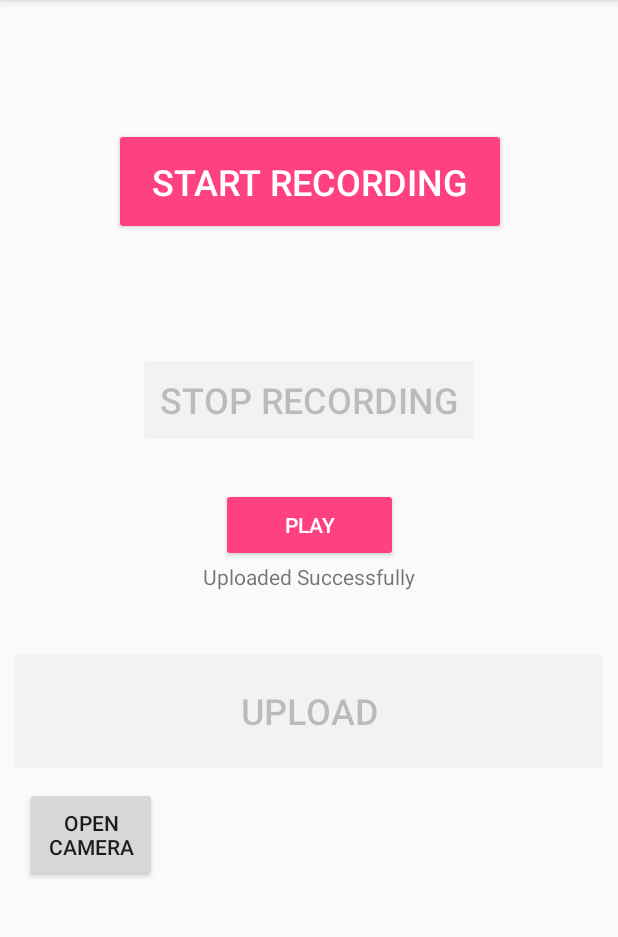
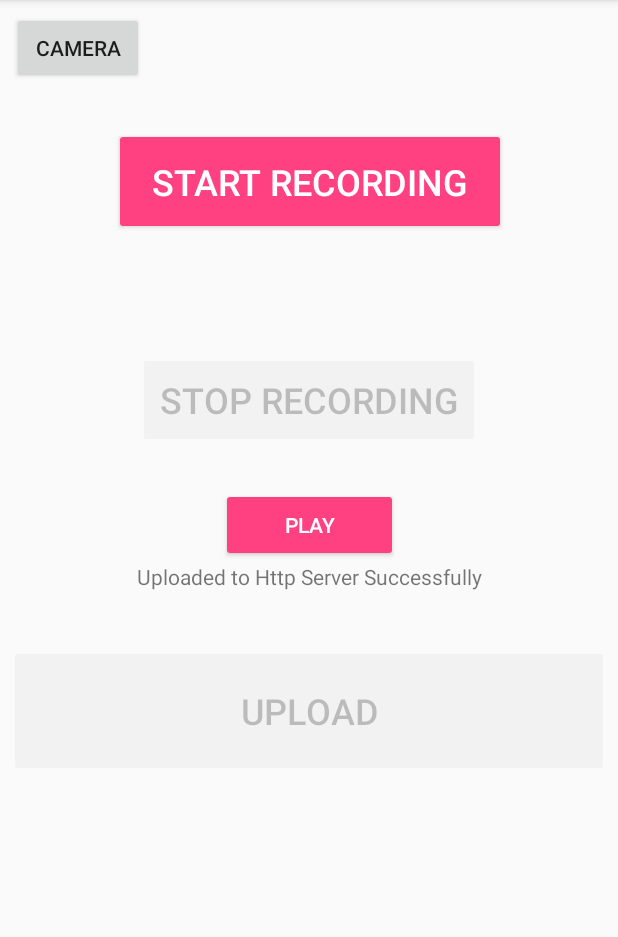
Before and after one commit to wsl100624/VoiceRecorder, an Android app: the screen it shows after launch (MainActivity), after a tap on "UPLOAD", on a phone screen of 412 x 824 dp, the part 84-1021 px from its top. Run offline under Robolectric (Android 15) with nearby library versions, the phone set to English and light mode, and no system bars; 5 statements that could not run were skipped; 2 other taps on this screen came first.

Commit message:
update Http method

```diff
--- a/app/build.gradle
+++ b/app/build.gradle
@@ -28,4 +28,8 @@ dependencies {
     compile 'com.android.support.constraint:constraint-layout:1.0.2'
     testCompile 'junit:junit:4.12'
     compile files('libs/jsch-0.1.54.jar')
+    compile 'com.android.support:design:25.3.1'
+    compile fileTree(include: ['*.jar'], dir: 'libs')
+    compile 'org.jbundle.util.osgi.wrapped:org.jbundle.util.osgi.wrapped.org.apache.http.client:4.1.2'
+    compile 'org.apache.httpcomponents:httpmime:4.5.3'
 }
--- a/app/src/main/java/ust/voicerecorder/MainActivity.java
+++ b/app/src/main/java/ust/voicerecorder/MainActivity.java
@@ -17,12 +17,13 @@ import java.io.IOException;
 
 public class MainActivity extends AppCompatActivity {
 
+    // Properties
     private Button recordingButton;
     private Button stopButton;
     private Button playButton;
     private Button uploadButton;
+    private TextView indicateLabel;
     private Button cameraButton;
-    private TextView indicateLabel;
 
     static final int REQUEST_IMAGE_CAPTURE = 1;
 
@@ -58,6 +59,7 @@ public class MainActivity extends AppCompatActivity {
         indicateLabel.setEnabled(false);
 
 
+
         recordingButton.setOnClickListener(new View.OnClickListener() {
             @Override
             public void onClick(View v) {
@@ -91,7 +93,7 @@ public class MainActivity extends AppCompatActivity {
 
         uploadButton.setOnClickListener(new View.OnClickListener() {
             public void onClick(View v) {
-                uploadToServer();
+                uploadToHttpServer();
             }
         });
 
@@ -116,6 +118,13 @@ public class MainActivity extends AppCompatActivity {
         uploadIt.execute();
         uploadButton.setEnabled(false);
         indicateLabel.setText("Uploaded Successfully");
+    }
+
+    private void uploadToHttpServer() {
+        UploadToHttpServer uploadItToHttp = new UploadToHttpServer();
+        uploadItToHttp.execute();
+        uploadButton.setEnabled(false);
+        indicateLabel.setText("Uploaded to Http Server Successfully");
     }
 
     private void initializeMediaRecord(){
--- /dev/null
+++ b/app/src/main/java/ust/voicerecorder/UploadToHttpServer.java
@@ -0,0 +1,69 @@
+package ust.voicerecorder;
+
+import android.os.AsyncTask;
+import android.os.Environment;
+import android.util.Log;
+
+import org.apache.http.HttpEntity;
+import org.apache.http.HttpResponse;
+import org.apache.http.client.HttpClient;
+import org.apache.http.client.methods.HttpPost;
+import org.apache.http.entity.InputStreamEntity;
+import org.apache.http.entity.mime.*;
+
+import org.apache.http.entity.mime.content.FileBody;
+import org.apache.http.impl.client.DefaultHttpClient;
+import org.apache.http.util.EntityUtils;
+
+import java.io.File;
+import java.io.FileInputStream;
+
+import static android.content.ContentValues.TAG;
+
+
+public class UploadToHttpServer extends AsyncTask<String, String, String> {
+
+    @Override
+    protected String doInBackground(String... strings) {
+        String url = "http://10.0.1.19/uploadfile.php";
+        Log.v(TAG, "postURL: " + url);
+
+        String filePath = Environment.getExternalStorageDirectory().getAbsolutePath() + "/voices/audio.3gp";
+        Log.v(TAG, "FilePath: " + filePath);
+
+
+        try {
+            // New HttpClient
+            HttpClient httpclient = new DefaultHttpClient();
+
+            // Post header
+            HttpPost httppost = new HttpPost(url);
+
+//            InputStreamEntity reqEntity = new InputStreamEntity(
+//                    new FileInputStream(file), -1);
+//            reqEntity.setContentType("binary/octet-stream");
+//            reqEntity.setChunked(true);
+
+            File file = new File(filePath);
+            FileBody fileBody = new FileBody(file);
+
+            MultipartEntityBuilder reqEntity = MultipartEntityBuilder.create();
+            reqEntity.setMode(HttpMultipartMode.BROWSER_COMPATIBLE);
+            reqEntity.addPart("file", fileBody);
+            httppost.setEntity((HttpEntity) reqEntity);
+
+            HttpResponse response = httpclient.execute(httppost);
+            HttpEntity resEntity = response.getEntity();
+
+            if (resEntity != null) {
+                String responseStr = EntityUtils.toString(resEntity).trim();
+                Log.v(TAG, "Response: " + responseStr);
+            }
+        } catch (Exception e) {
+            e.printStackTrace();
+        }
+        return null;
+    }
+
+
+}
--- a/app/src/main/res/layout/activity_main.xml
+++ b/app/src/main/res/layout/activity_main.xml
@@ -94,19 +94,18 @@
 
     <Button
         android:id="@+id/cameraBtn"
-        android:layout_width="88dp"
-        android:layout_height="63dp"
+        android:layout_width="wrap_content"
+        android:layout_height="wrap_content"
         android:layout_marginBottom="8dp"
         android:layout_marginLeft="8dp"
         android:layout_marginRight="8dp"
         android:layout_marginTop="8dp"
-        android:text="Open Camera"
+        android:text="Camera"
         app:layout_constraintBottom_toBottomOf="parent"
-        app:layout_constraintHorizontal_bias="0.029"
+        app:layout_constraintHorizontal_bias="0.0"
         app:layout_constraintLeft_toLeftOf="parent"
         app:layout_constraintRight_toRightOf="parent"
         app:layout_constraintTop_toTopOf="parent"
-        app:layout_constraintVertical_bias="0.75"
-        tools:layout_editor_absoluteY="332dp" />
+        app:layout_constraintVertical_bias="0.0" />
 
 </android.support.constraint.ConstraintLayout>
--- a/build.gradle
+++ b/build.gradle
@@ -5,7 +5,7 @@ buildscript {
         jcenter()
     }
     dependencies {
-        classpath 'com.android.tools.build:gradle:2.3.2'
+        classpath 'com.android.tools.build:gradle:2.3.3'
 
         // NOTE: Do not place your application dependencies here; they belong
         // in the individual module build.gradle files
```
Also changed, not shown: app/src/main/res/drawable/stop/mdpi/Stop.png (added), app/src/main/res/drawable/stop/xhdpi/Stop.png (added), app/src/main/res/drawable/stop/xxhdpi/Stop.png (added).
